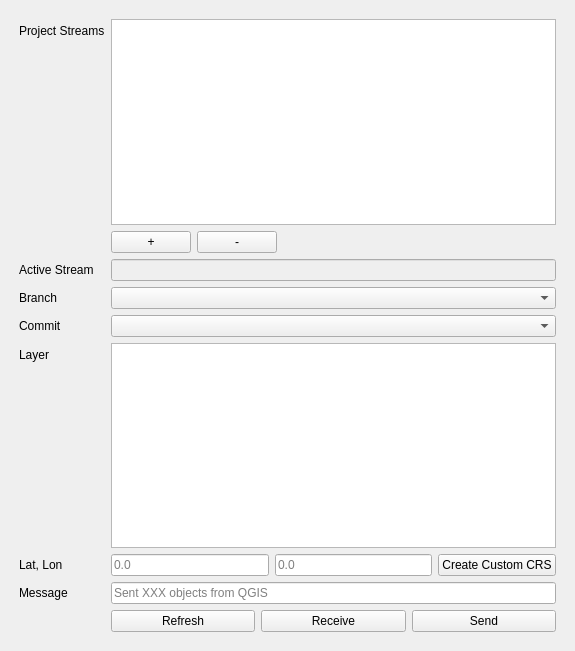
Above: ui/speckle_qgis_dialog_base.ui from specklesystems/speckle-qgis before the change. Below: the same form after it.
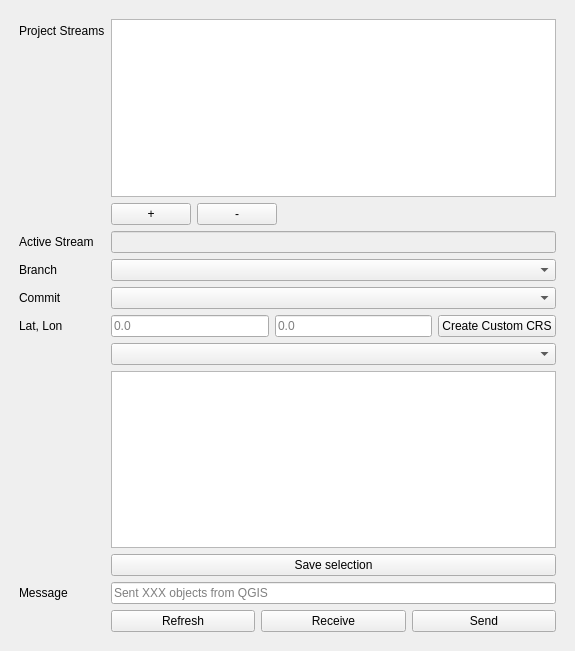
That is the form after the change.

Commit message: prototype for layer sending modes

```diff
--- a/ui/speckle_qgis_dialog_base.ui
+++ b/ui/speckle_qgis_dialog_base.ui
@@ -128,29 +128,15 @@
         <item row="4" column="1">
          <widget class="QComboBox" name="commitDropdown"/>
         </item>
+
         <item row="5" column="0">
-         <widget class="QLabel" name="layersLabel">
-          <property name="text">
-           <string>Layer</string>
-          </property>
-         </widget>
-        </item>
-        <item row="5" column="1">
-         <widget class="QListWidget" name="layersWidget">
-          <property name="selectionMode">
-           <enum>QAbstractItemView::MultiSelection</enum>
-          </property>
-         </widget>
-        </item>
-
-        <item row="6" column="0">
          <widget class="QLabel" name="surveyPointLabel">
           <property name="text">
            <string>Lat, Lon</string>
           </property>
          </widget>
         </item>
-        <item row="6" column="1">
+        <item row="5" column="1">
           <layout class="QHBoxLayout" name="horizontalLayout">
             <item>
               <widget class="QLineEdit" name="surveyPointLat">
@@ -182,21 +168,67 @@
 
         
 
-        <item row="7" column="0">
+        <item row="6" column="1">
+         <widget class="QComboBox" name="layerSendModeDropdown"/>
+        </item>
+
+        <item row="7" column="1">
+         <widget class="QListWidget" name="layersWidget">
+          <property name="selectionMode">
+           <enum>QAbstractItemView::NoSelection</enum>
+          </property>
+          <property name="sizePolicy">
+           <sizepolicy hsizetype="Expanding" vsizetype="MinimumExpanding">
+            <horstretch>0</horstretch>
+            <verstretch>0</verstretch>
+           </sizepolicy>
+          </property>
+          <property name="sizeAdjustPolicy">
+           <enum>QAbstractScrollArea::AdjustToContents</enum>
+          </property>
+          <property name="resizeMode">
+           <enum>QListView::Fixed</enum>
+          </property>
+          <property name="viewMode">
+           <enum>QListView::ListMode</enum>
+          </property>
+         </widget>
+        </item>
+
+        <item row="8" column="1">
+          <layout class="QHBoxLayout" name="horizontalLayout">
+            <item>
+              <widget class="QPushButton" name="saveLayerSelection">
+                <property name="enabled">
+                  <bool>true</bool>
+                </property>
+                <property name="text">
+                  <string>Save selection</string>
+                </property>
+              </widget>
+            </item>
+          </layout>
+        </item>
+
+
+        <item row="9" column="0">
          <widget class="QLabel" name="messageLabel">
           <property name="text">
            <string>Message</string>
           </property>
          </widget>
         </item>
-        <item row="7" column="1">
+        <item row="9" column="1">
          <widget class="QLineEdit" name="messageInput">
           <property name="placeholderText">
            <string>Sent XXX objects from QGIS</string>
           </property>
          </widget>
         </item>
-        <item row="8" column="1">
+
+        
+
+        <item row="10" column="1">
          <layout class="QHBoxLayout" name="horizontalLayout">
           <item>
            <widget class="QPushButton" name="reloadButton">
```
The commit also changes 5 other files.
